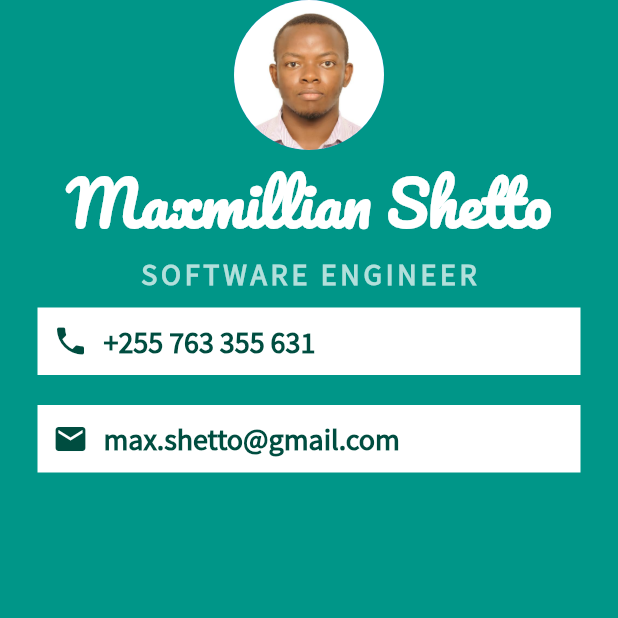
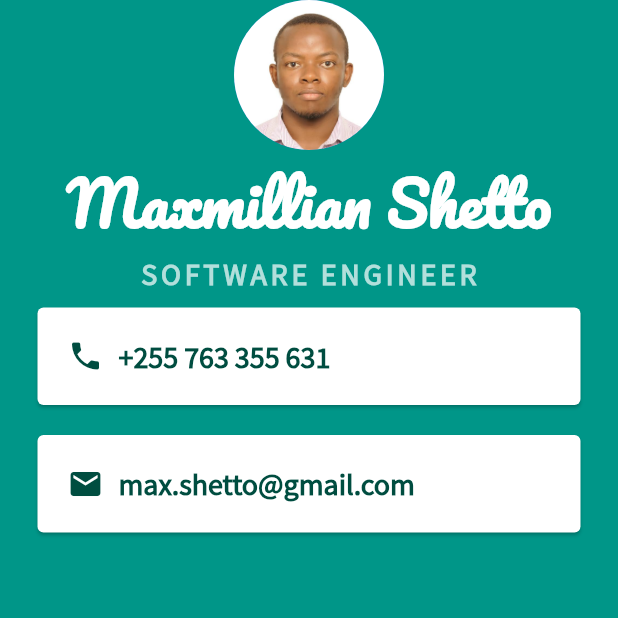
Before and after one commit to MaxmillianShetto/LinkedInLearning, a Flutter app: the screen it shows after launch, on a phone screen of 412 x 824 dp, the top half of it. Run offline on Flutter 3.47's test engine with Material 2 defaults, Android fonts, the phone set to English and light mode, and no system bars.

Commit message:
Flutter: Part 03 Flutter Widgets: Card replacing container and padding used for spacing

```diff
--- a/mi_card_flutter/lib/main.dart
+++ b/mi_card_flutter/lib/main.dart
@@ -38,10 +38,11 @@ class MyApp extends StatelessWidget {
                   fontFamily: 'SourceSansPro',
                 ),
               ),
-              Container(
+              Card(
                 color: Colors.white,
                 margin: EdgeInsets.symmetric(vertical: 10.0, horizontal: 25.0),
-                padding: EdgeInsets.all(10.0),
+                child: Padding(
+                  padding: EdgeInsets.all(20.0),
                   child: Row(
                     children: <Widget>[
                       Icon(
@@ -51,20 +52,24 @@ class MyApp extends StatelessWidget {
                       SizedBox(
                         width: 10.0,
                       ),
-                    Text('+255 763 355 631',
+                      Text(
+                        '+255 763 355 631',
                         style: TextStyle(
                           color: Colors.teal.shade900,
                           fontFamily: 'SourceSansPro',
                           fontWeight: FontWeight.bold,
                           fontSize: 20.0,
-                    ),)
+                        ),
+                      )
                     ],
                   ),
                 ),
-              Container(
+              ),
+              Card(
                 color: Colors.white,
                 margin: EdgeInsets.symmetric(vertical: 10.0, horizontal: 25.0),
-                padding: EdgeInsets.all(10.0),
+                child: Padding(
+                  padding: const EdgeInsets.all(20.0),
                   child: Row(
                     children: <Widget>[
                       Icon(
@@ -74,14 +79,17 @@ class MyApp extends StatelessWidget {
                       SizedBox(
                         width: 10.0,
                       ),
-                    Text('max.shetto@gmail.com',
+                      Text(
+                        'max.shetto@gmail.com',
                         style: TextStyle(
                           color: Colors.teal.shade900,
                           fontFamily: 'SourceSansPro',
                           fontWeight: FontWeight.bold,
                           fontSize: 20.0,
-                      ),)
+                        ),
+                      )
                     ],
+                  ),
                 ),
               ),
             ],
```
Lines whose indentation alone changed are shown as unchanged.
